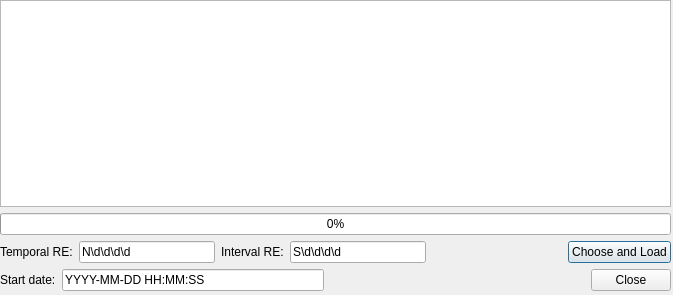
Old version of the form ui_temporalrasterloaderdialog.ui in the repository mbernasocchi/multiview.
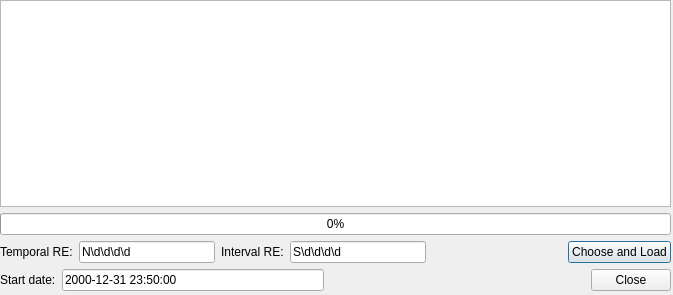
New version of the form.

Diff of the .ui file:
```diff
--- a/ui_temporalrasterloaderdialog.ui
+++ b/ui_temporalrasterloaderdialog.ui
@@ -103,7 +103,7 @@
       <item>
        <widget class="QLineEdit" name="startDatetime">
         <property name="text">
-         <string>YYYY-MM-DD HH:MM:SS</string>
+         <string>2000-12-31 23:50:00</string>
         </property>
        </widget>
       </item>
```
